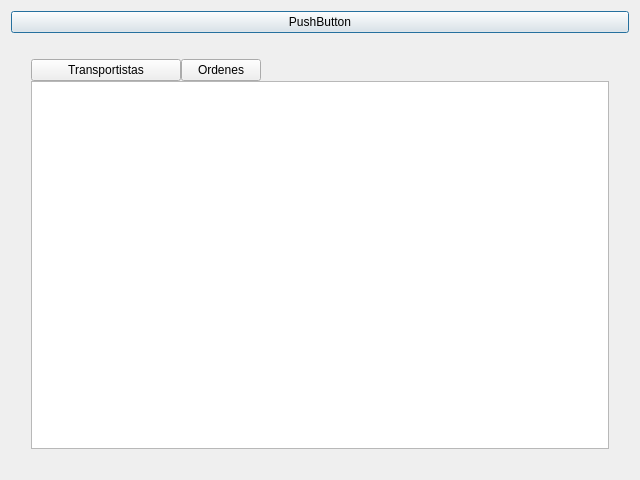
This is Hermes_GUI/mainshippingwindow_dialog.ui in gustavo-dgs/Hermes as Qt 5 draws it before an edit. The edited form follows.
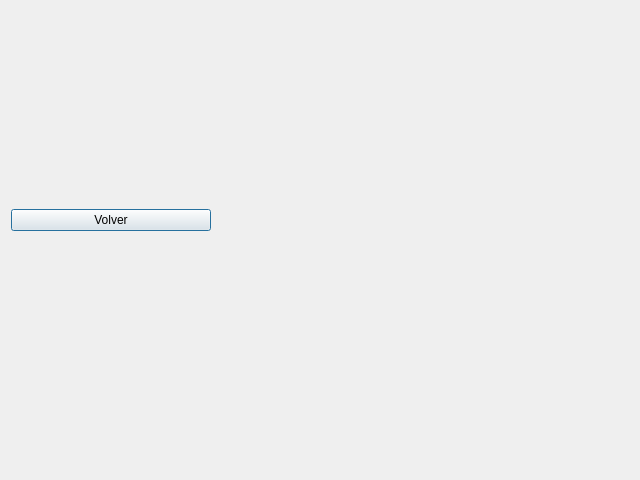
This is the edited form.

```diff
--- a/Hermes_GUI/mainshippingwindow_dialog.ui
+++ b/Hermes_GUI/mainshippingwindow_dialog.ui
@@ -13,19 +13,22 @@
   <property name="windowTitle">
    <string>Dialog</string>
   </property>
-  <layout class="QVBoxLayout" name="verticalLayout">
+  <layout class="QVBoxLayout" name="verticalLayout_2">
    <item>
     <widget class="QPushButton" name="pushButton">
+     <property name="maximumSize">
+      <size>
+       <width>200</width>
+       <height>16777215</height>
+      </size>
+     </property>
      <property name="text">
-      <string>PushButton</string>
+      <string>Volver</string>
      </property>
     </widget>
    </item>
    <item>
-    <layout class="QVBoxLayout" name="verticalLayout_2">
-     <property name="spacing">
-      <number>0</number>
-     </property>
+    <layout class="QVBoxLayout" name="verticalLayout">
      <property name="leftMargin">
       <number>20</number>
      </property>
@@ -38,46 +41,6 @@
      <property name="bottomMargin">
       <number>20</number>
      </property>
-     <item>
-      <layout class="QHBoxLayout" name="horizontalLayout">
-       <property name="spacing">
-        <number>0</number>
-       </property>
-       <item>
-        <widget class="QPushButton" name="pushButton_3">
-         <property name="maximumSize">
-          <size>
-           <width>150</width>
-           <height>16777215</height>
-          </size>
-         </property>
-         <property name="text">
-          <string>Transportistas</string>
-         </property>
-        </widget>
-       </item>
-       <item alignment="Qt::AlignLeft">
-        <widget class="QPushButton" name="pushButton_2">
-         <property name="maximumSize">
-          <size>
-           <width>150</width>
-           <height>100</height>
-          </size>
-         </property>
-         <property name="text">
-          <string>Ordenes</string>
-         </property>
-        </widget>
-       </item>
-      </layout>
-     </item>
-     <item>
-      <layout class="QVBoxLayout" name="verticalLayout_3">
-       <item>
-        <widget class="QListView" name="listView"/>
-       </item>
-      </layout>
-     </item>
     </layout>
    </item>
   </layout>
```
